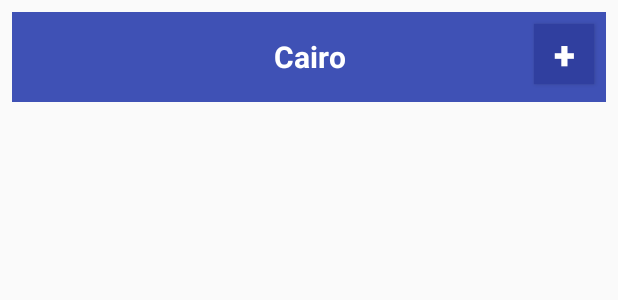
After one commit to Ahmed-Adel-Ismail/Open-Weather-Maps, an Android app: the layout view_search_city_item.xml on its own in the app's theme, with its tools: preview values and no code run, on a phone screen of 412 x 824 dp. The commit adds this screen. Shown: the top 300 px of the screen. Run offline under Robolectric (Android 15) with nearby library versions, the phone set to English and light mode, and no system bars.

Commit message:
added extensions for LiveData support, added xml layouts for all screens

```diff
--- a/kotlin-app/src/main/java/com/ahmedismail/kapp/presentation/components/LiveDataExtensions.kt
+++ b/kotlin-app/src/main/java/com/ahmedismail/kapp/presentation/components/LiveDataExtensions.kt
@@ -2,9 +2,10 @@ package com.ahmedismail.kapp.presentation.components
 
 import androidx.lifecycle.MutableLiveData
 
+val <T> T.toMutableLiveData: MutableLiveData<T>
+    get() = MutableLiveData<T>().default(this)
 
-
-fun <T> MutableLiveData<T>.withValue(value: T): MutableLiveData<T> {
+private fun <T> MutableLiveData<T>.default(value: T): MutableLiveData<T> {
     this.value = value
     return this
 }
--- /dev/null
+++ b/kotlin-app/src/main/res/layout/view_search_city_item.xml
@@ -0,0 +1,51 @@
+<?xml version="1.0" encoding="utf-8"?>
+<androidx.constraintlayout.widget.ConstraintLayout xmlns:android="http://schemas.android.com/apk/res/android"
+    xmlns:app="http://schemas.android.com/apk/res-auto"
+    xmlns:tools="http://schemas.android.com/tools"
+    android:layout_width="match_parent"
+    android:layout_height="wrap_content">
+
+    <TextView
+        android:id="@+id/search_item_city_name_textView"
+        android:layout_width="0dp"
+        android:layout_height="60dp"
+        android:layout_marginBottom="8dp"
+        android:layout_marginEnd="8dp"
+        android:layout_marginStart="8dp"
+        android:layout_marginTop="8dp"
+        android:background="@color/colorPrimary"
+        android:gravity="center"
+        android:lines="1"
+        android:textColor="@android:color/white"
+        android:textStyle="bold"
+        android:singleLine="true"
+        android:textAlignment="center"
+        android:textSize="20sp"
+        app:layout_constraintBottom_toBottomOf="parent"
+        app:layout_constraintEnd_toEndOf="parent"
+        app:layout_constraintStart_toStartOf="parent"
+        app:layout_constraintTop_toTopOf="parent"
+        tools:text="Cairo" />
+
+    <Button
+        android:id="@+id/search_item_city_remove_Button"
+        android:layout_width="40dp"
+        android:layout_height="40dp"
+        android:layout_marginBottom="8dp"
+        android:layout_marginEnd="8dp"
+        android:layout_marginStart="8dp"
+        android:layout_marginTop="8dp"
+        android:background="@color/colorPrimaryDark"
+        android:gravity="center"
+        android:text="@string/add"
+        android:textAlignment="center"
+        android:textColor="@android:color/white"
+        android:textSize="26sp"
+        android:textStyle="bold"
+        app:layout_constraintBottom_toBottomOf="parent"
+        app:layout_constraintEnd_toEndOf="@+id/search_item_city_name_textView"
+        app:layout_constraintHorizontal_bias="1.0"
+        app:layout_constraintStart_toStartOf="@+id/search_item_city_name_textView"
+        app:layout_constraintTop_toTopOf="@+id/search_item_city_name_textView"
+        app:layout_constraintVertical_bias="0.0" />
+</androidx.constraintlayout.widget.ConstraintLayout>
--- a/kotlin-app/src/main/res/values/strings.xml
+++ b/kotlin-app/src/main/res/values/strings.xml
@@ -1,4 +1,6 @@
 <resources>
     <string name="app_name">Kotlin-App</string>
     <string name="please_wait">Please wait...</string>
+    <string name="search_for_city">Search for city</string>
+    <string name="add">+</string>
 </resources>
```
Also changed, not shown: kotlin-app/src/main/java/com/ahmedismail/kapp/presentation/features/splash/SplashScreen.kt (+5 -5 lines), kotlin-app/src/main/res/layout/activity_home.xml (+49 -3 lines).
